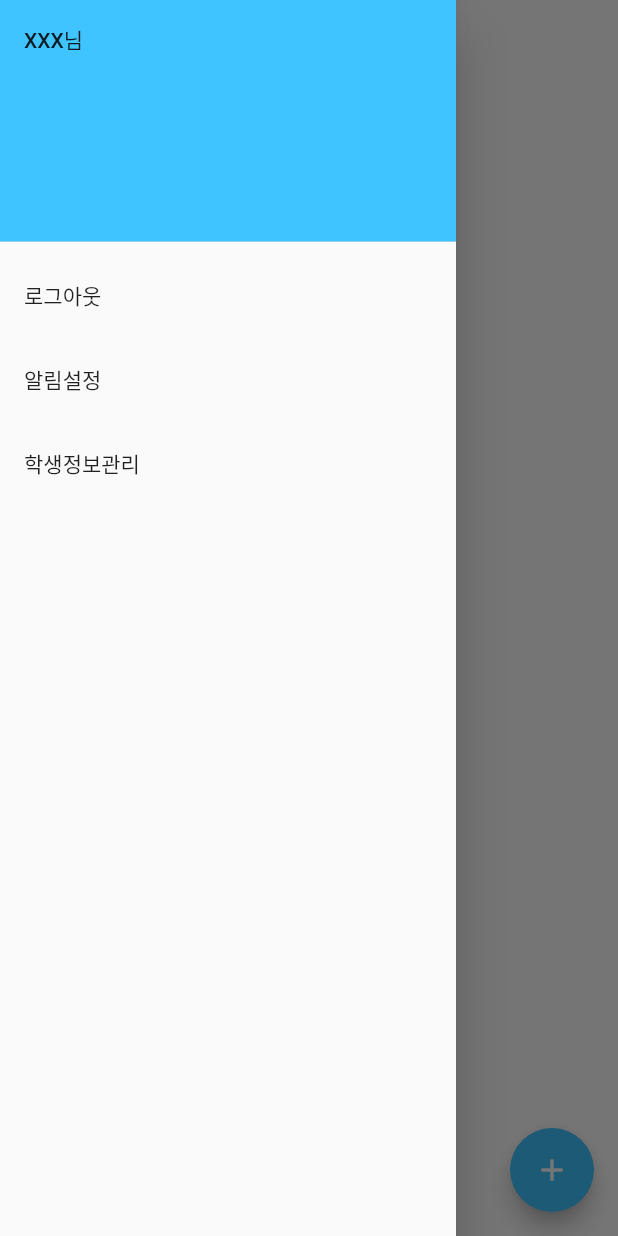
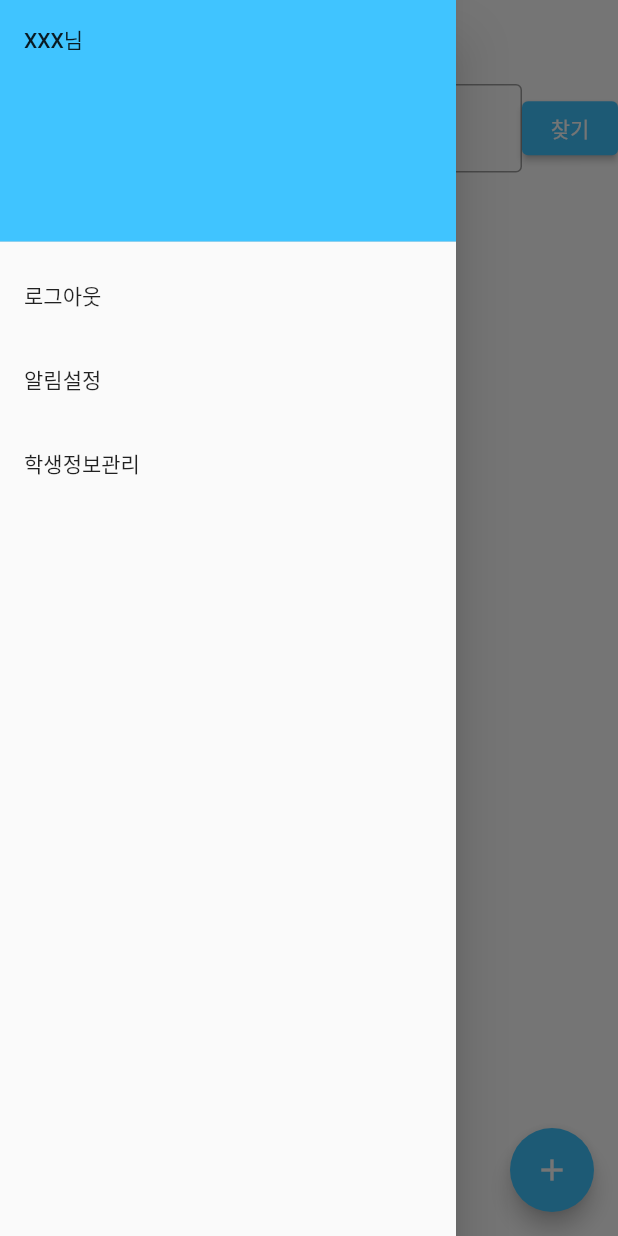
Before and after one commit to Hayun218/CRA, a Flutter app: the Notice screen opened directly, with the side drawer open, on a phone screen of 412 x 824 dp. Run offline on Flutter 3.47's test engine with Material 2 defaults, Android fonts, the phone set to English and light mode, and no system bars; our stand-ins replace cloud_firestore, date_format, file_picker, firebase_auth, firebase_core, firebase_storage and 1 more; missing offline and left inert: loading_animations; accounts and stored records are empty.

Commit message:
working on searching

```diff
--- a/scoop/lib/notice.dart
+++ b/scoop/lib/notice.dart
@@ -12,7 +12,17 @@ class Notice extends StatefulWidget {
 }
 
 class _NoticeState extends State<Notice> {
-  CollectionReference post = FirebaseFirestore.instance.collection('notice');
+  Query<Map<String, dynamic>> post = FirebaseFirestore.instance.collection('notice').orderBy('date', descending: true);
+
+  String category = '공지';
+  String query = '';
+
+  final controller = TextEditingController();
+  @override
+  void dispose() {
+    controller.dispose();
+    super.dispose();
+  }
 
   @override
   Widget build(BuildContext context) {
@@ -31,18 +41,73 @@ class _NoticeState extends State<Notice> {
       ),
       body:
         StreamBuilder<QuerySnapshot>(
-        stream: post.snapshots(),
+        stream: (controller.text != '' && controller.text != null)?
+          post.where('category', isEqualTo: category).where('title', isEqualTo: query).snapshots():
+          post.where('category', isEqualTo: category).snapshots(),
         builder:
           (BuildContext context, AsyncSnapshot<QuerySnapshot> snapshot) {
             if (snapshot.hasError) {
-              return const Text('Error Ocurred');
+              return const Center(child: Text('Error Ocurred'));
             }
 
             if (snapshot.connectionState == ConnectionState.waiting) {
-              return const Text("Loading ...");
+              return const Center(child: CircularProgressIndicator());
             }
 
-            return ListView(
+            if (!snapshot.hasData) {
+              return const Center(child: Text('일치하는 글이 없습니다'),);
+            }
+
+            return
+            Column(
+              children: [
+                Row(
+                  children: <Widget>[
+                    Expanded(child:
+                      TextField(
+                        controller: controller,
+                        decoration: const InputDecoration(
+                          prefixIcon: Icon(Icons.search),
+                          border: OutlineInputBorder(),
+                        ),
+                      ),
+                    ),
+                    ElevatedButton(
+                      onPressed: () {
+                        setState(() {
+                          query = controller.text;
+                        });
+                      },
+                      style: ButtonStyle(backgroundColor: MaterialStateProperty.all<Color>(Colors.lightBlueAccent)),
+                      child: const Text(
+                        '찾기',
+                        style: TextStyle(
+                          color: Colors.white,
+                        ),
+                      ),
+                    ),
+                  ],
+                ),
+                DropdownButton<String>(
+                  value: category,
+                  icon: const Icon(Icons.arrow_downward),
+                  elevation: 16,
+                  style: const TextStyle(color: Colors.black, fontSize: 16.0, ),
+                  onChanged: (String? newValue) {
+                    setState(() {
+                        category = newValue!;
+                    });
+                  },
+                  items: <String>['공지', '홍보/이벤트']
+                    .map<DropdownMenuItem<String>>((String value) {
+                      return DropdownMenuItem<String>(
+                        value: value,
+                        child: Text(value),
+                      );
+                    }).toList(),
+                ),
+                Expanded(child:
+                  ListView(
                     children: snapshot.data!.docs.map((DocumentSnapshot document) {
                       Map<String, dynamic> data = document.data()! as Map<String, dynamic>;
                       return ListTile(
@@ -65,6 +130,9 @@ class _NoticeState extends State<Notice> {
                         },
                       );
                     }).toList(),
+                  ),
+                ),
+              ],
             );
           },
         ),
--- a/scoop/lib/screens/Post.dart
+++ b/scoop/lib/screens/Post.dart
@@ -93,7 +93,11 @@ class _PostState extends State<Post> {
           const SizedBox(height: 10,),
           Container(height: 1, width: 370, color: Colors.grey),
           const SizedBox(height: 10,),
-          Image.network(widget.data['link'], fit: BoxFit.fitWidth,),
+          if (widget.data['link'].isEmpty) ...[
+            const SizedBox.shrink(),
+          ] else ...[
+            Image.network(widget.data['link'], fit: BoxFit.fitWidth,),
+          ],
           const SizedBox(height: 10,),
           SizedBox(
             width: 370,
--- a/scoop/pubspec.yaml
+++ b/scoop/pubspec.yaml
@@ -49,6 +49,7 @@ dependencies:
   intl: ^0.17.0
   file_picker: ^4.3.3
   firebase_storage: ^10.2.6
+  firestore_search: ^0.1.9
 
 
 dev_dependencies:
```
Also changed, not shown: scoop/lib/screens/PostAddScreen.dart (+23 -4 lines), scoop/lib/student_info.dart (+22 -6 lines), scoop/pubspec.lock. Lines whose indentation alone changed are shown as unchanged.
